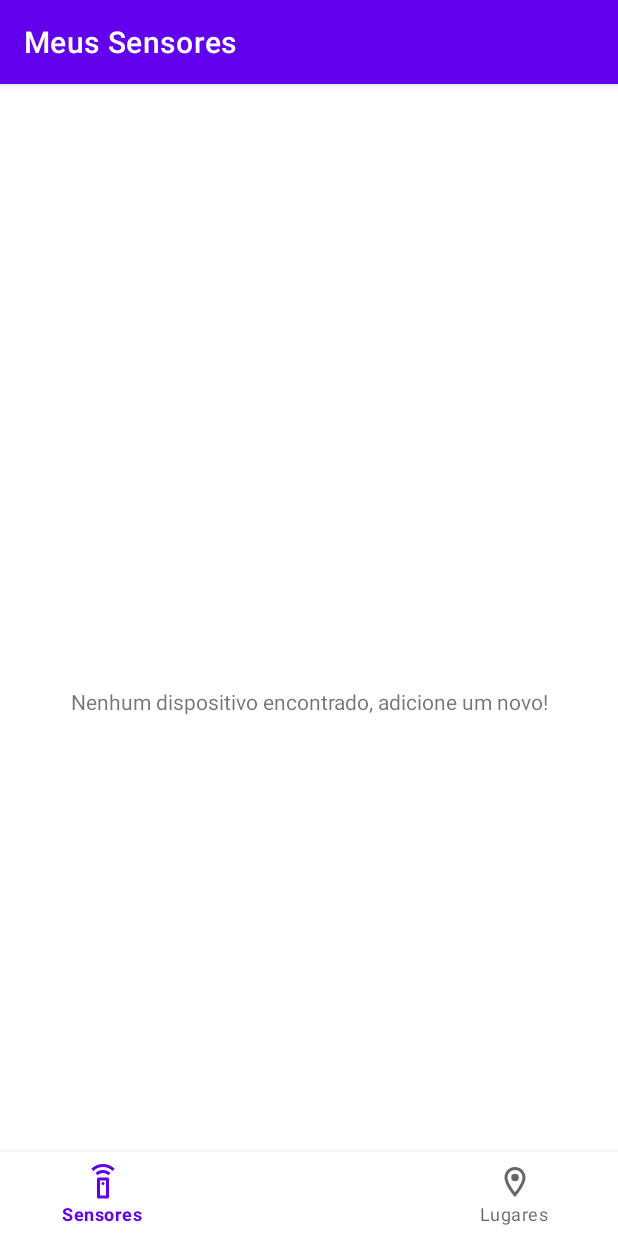
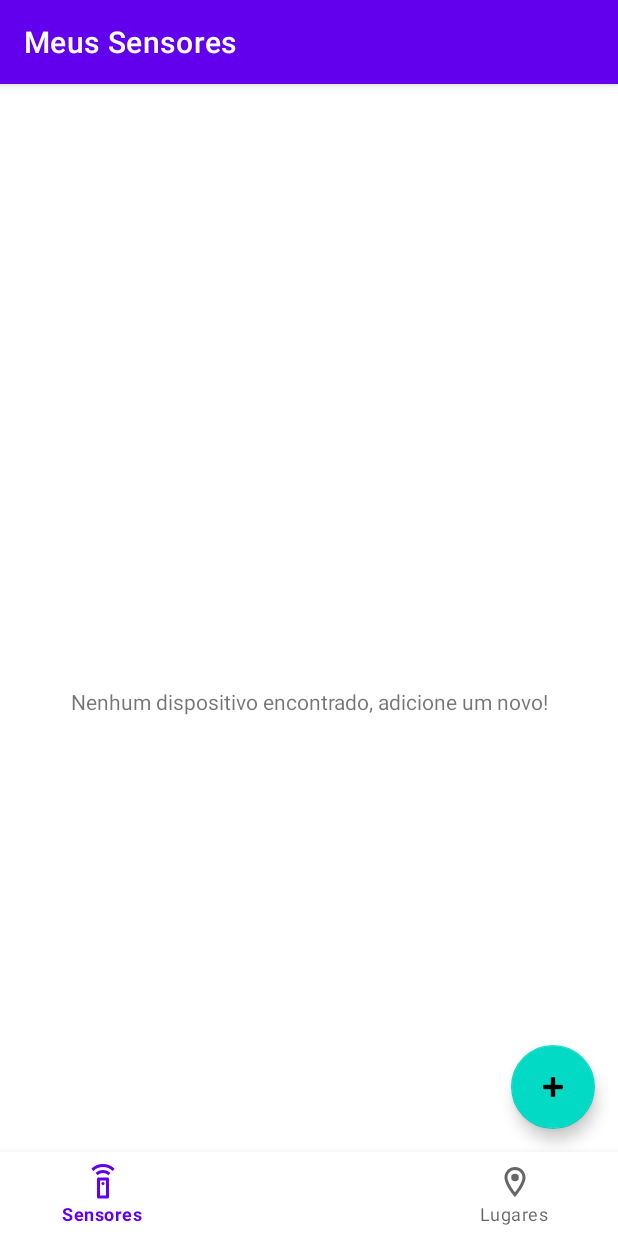
Before and after one commit to GustavoEliseu/CO2Checker-Companion-Kotlin, an Android app: the MainActivity screen opened directly, with no data from a screen before it, on a phone screen of 412 x 824 dp. Run offline under Robolectric (Android 15) with nearby library versions, the phone set to English and light mode, and no system bars; our stand-ins replace Dagger/Hilt's generated code, Firebase (no records; nobody signed in at launch, a user with empty details on screens opened directly), Timber, data binding, navigation-ui; pictures from the network do not load; 1 statement that could not run was skipped.

Commit message:
adds fab to mainActivity

```diff
--- a/app/src/main/java/com/gustavo/cocheckercompaniomkotlin/ui/main/MainActivity.kt
+++ b/app/src/main/java/com/gustavo/cocheckercompaniomkotlin/ui/main/MainActivity.kt
@@ -3,6 +3,7 @@ package com.gustavo.cocheckercompaniomkotlin.ui.main
 import android.content.Context
 import android.content.Intent
 import android.os.Bundle
+import android.widget.Toast
 import androidx.activity.viewModels
 import androidx.navigation.findNavController
 import androidx.navigation.fragment.NavHostFragment
@@ -12,6 +13,7 @@ import androidx.navigation.ui.setupWithNavController
 import com.google.android.material.bottomnavigation.BottomNavigationView
 import com.gustavo.cocheckercompaniomkotlin.base.BaseActivity
 import com.gustavo.cocheckercompaniomkotlin.data.remote.FirebaseDatabaseManager
+import com.gustavo.cocheckercompaniomkotlin.ui.main.sensors.SensorsListFragment
 import com.gustavo.cocheckercompaniomkotlin.ui.main.viewmodel.MainViewModel
 import com.gustavo.cocheckercompanionkotlin.R
 import com.gustavo.cocheckercompanionkotlin.databinding.ActivityMainBinding
@@ -44,10 +46,26 @@ class MainActivity : BaseActivity<MainViewModel>() {
         )
         setupActionBarWithNavController(navController, appBarConfiguration)
         navView.setupWithNavController(navController)
+        initializeUi()
     }
 
     override fun initializeUi() {
+    }
 
+    override fun onResume() {
+        super.onResume()
+        binding.addFab.setOnClickListener {
+            val navHostFragment = supportFragmentManager
+                .findFragmentById(R.id.nav_host_fragment_activity_main) as NavHostFragment
+            val isSensors = navHostFragment.childFragmentManager.fragments.any {
+                it.javaClass == SensorsListFragment::class.java && it.isVisible
+            }
+            if(isSensors){
+                Toast.makeText(this,"Sensors",Toast.LENGTH_SHORT).show()
+            }else {
+                Toast.makeText(this,"locations",Toast.LENGTH_SHORT).show()
+            }
+        }
     }
 
     fun openSensor(deviceMac: String) {
--- a/app/src/main/res/layout/activity_main.xml
+++ b/app/src/main/res/layout/activity_main.xml
@@ -5,6 +5,28 @@
     android:layout_width="match_parent"
     android:layout_height="match_parent"
     android:paddingTop="?attr/actionBarSize">
+    <androidx.fragment.app.FragmentContainerView
+        android:id="@+id/nav_host_fragment_activity_main"
+        android:name="androidx.navigation.fragment.NavHostFragment"
+        android:layout_width="match_parent"
+        android:layout_height="match_parent"
+        app:defaultNavHost="true"
+        app:layout_constraintBottom_toTopOf="@id/nav_view"
+        app:layout_constraintStart_toStartOf="parent"
+        app:layout_constraintRight_toRightOf="parent"
+        app:layout_constraintTop_toTopOf="parent"
+        app:navGraph="@navigation/mobile_navigation" />
+
+    <com.google.android.material.floatingactionbutton.FloatingActionButton
+        android:id="@+id/add_fab"
+        android:layout_width="wrap_content"
+        android:layout_height="wrap_content"
+        android:src="@android:drawable/ic_input_add"
+        android:layout_marginEnd="15dp"
+        android:layout_marginBottom="15dp"
+        app:layout_constraintBottom_toTopOf="@+id/nav_view"
+        app:layout_constraintEnd_toEndOf="parent"
+        />
 
     <com.google.android.material.bottomnavigation.BottomNavigationView
         android:id="@+id/nav_view"
@@ -18,16 +40,4 @@
         app:layout_constraintRight_toRightOf="parent"
         app:menu="@menu/bottom_nav_menu" />
 
-    <androidx.fragment.app.FragmentContainerView
-        android:id="@+id/nav_host_fragment_activity_main"
-        android:name="androidx.navigation.fragment.NavHostFragment"
-        android:layout_width="match_parent"
-        android:layout_height="match_parent"
-        app:defaultNavHost="true"
-        app:layout_constraintBottom_toTopOf="@id/nav_view"
-        app:layout_constraintLeft_toLeftOf="parent"
-        app:layout_constraintRight_toRightOf="parent"
-        app:layout_constraintTop_toTopOf="parent"
-        app:navGraph="@navigation/mobile_navigation" />
-
 </androidx.constraintlayout.widget.ConstraintLayout>
--- a/gradle.properties
+++ b/gradle.properties
@@ -21,3 +21,4 @@ kotlin.code.style=official
 # resources declared in the library itself and none from the library's dependencies,
 # thereby reducing the size of the R class for that library
 android.nonTransitiveRClass=true
+org.gradle.unsafe.configuration-cache=true
```
